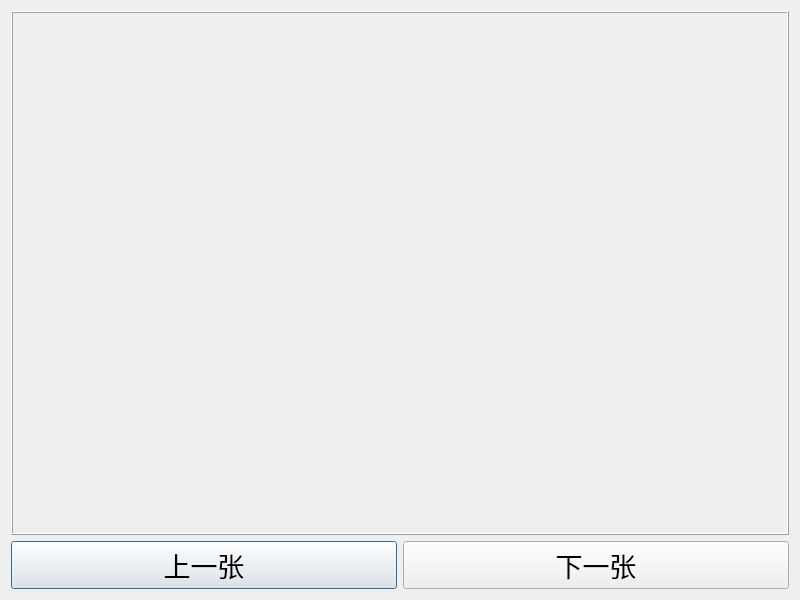
First picture: the form in Day03/02_showImage/showimagedialog.ui, repository dongchao612/TeduQt, before the edit.
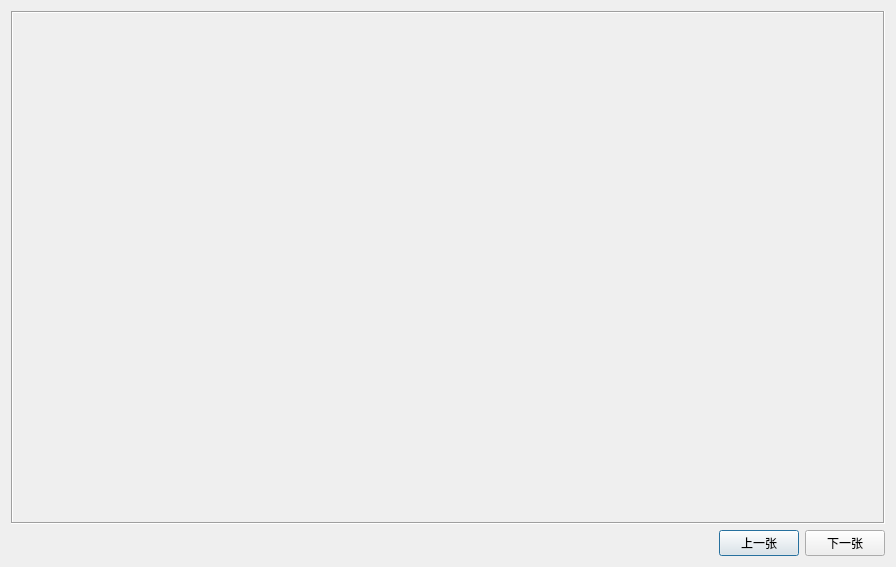
Second picture: the form after the edit.

What changed in the file:
```diff
--- a/Day03/02_showImage/showimagedialog.ui
+++ b/Day03/02_showImage/showimagedialog.ui
@@ -6,15 +6,10 @@
    <rect>
     <x>0</x>
     <y>0</y>
-    <width>800</width>
-    <height>600</height>
+    <width>896</width>
+    <height>567</height>
    </rect>
   </property>
-  <property name="font">
-   <font>
-    <pointsize>20</pointsize>
-   </font>
-  </property>
   <property name="windowTitle">
    <string>图秀</string>
   </property>
@@ -31,14 +26,27 @@
       <enum>QFrame::Box</enum>
      </property>
      <property name="frameShadow">
-      <enum>QFrame::Raised</enum>
+      <enum>QFrame::Shadow::Sunken</enum>
      </property>
     </widget>
    </item>
    <item>
     <layout class="QHBoxLayout" name="horizontalLayout">
      <item>
-      <widget class="QPushButton" name="m_btnPre">
+      <spacer name="horizontalSpacer">
+       <property name="orientation">
+        <enum>Qt::Orientation::Horizontal</enum>
+       </property>
+       <property name="sizeHint" stdset="0">
+        <size>
+         <width>40</width>
+         <height>20</height>
+        </size>
+       </property>
+      </spacer>
+     </item>
+     <item>
+      <widget class="QPushButton" name="pushButton_prev">
        <property name="text">
         <string>上一张</string>
        </property>
```
Left out of the diff: 6 changed lines with no effect on the pictures.
